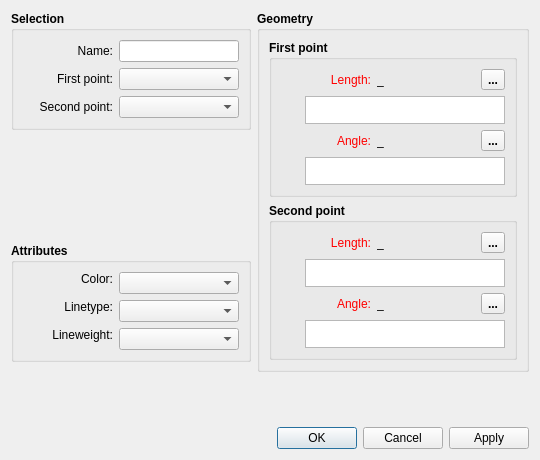
This is src/libs/vtools/dialogs/tools/dialogspline.ui in FashionFreedom/Seamly2D as Qt 5 draws it before an edit. The edited form follows.
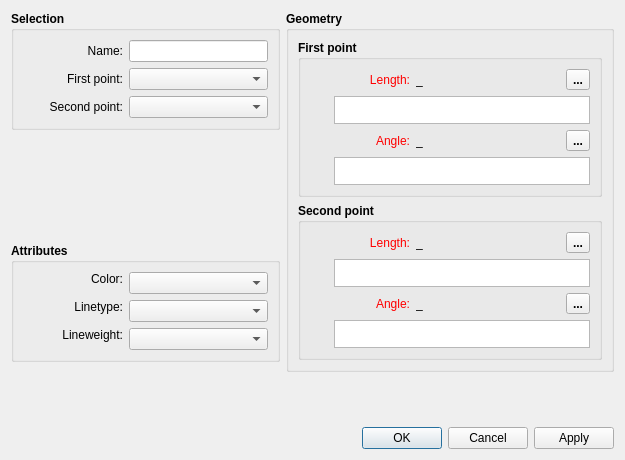
This is the edited form. Icons and pictures are not drawn. Custom widgets are drawn as their Qt base class.

The edit to the form file:
```diff
--- a/src/libs/vtools/dialogs/tools/dialogspline.ui
+++ b/src/libs/vtools/dialogs/tools/dialogspline.ui
@@ -6,7 +6,7 @@
    <rect>
     <x>0</x>
     <y>0</y>
-    <width>540</width>
+    <width>625</width>
     <height>460</height>
    </rect>
   </property>
@@ -67,7 +67,7 @@
              <widget class="QLabel" name="labelName">
               <property name="minimumSize">
                <size>
-                <width>90</width>
+                <width>100</width>
                 <height>0</height>
                </size>
               </property>
@@ -108,7 +108,7 @@
              <widget class="QLabel" name="labelFirstPoint">
               <property name="minimumSize">
                <size>
-                <width>90</width>
+                <width>100</width>
                 <height>0</height>
                </size>
               </property>
@@ -152,7 +152,7 @@
              <widget class="QLabel" name="labelSecondPoint">
               <property name="minimumSize">
                <size>
-                <width>90</width>
+                <width>100</width>
                 <height>0</height>
                </size>
               </property>
@@ -243,7 +243,7 @@
               </property>
               <property name="minimumSize">
                <size>
-                <width>90</width>
+                <width>100</width>
                 <height>0</height>
                </size>
               </property>
@@ -305,7 +305,7 @@
               </property>
               <property name="minimumSize">
                <size>
-                <width>90</width>
+                <width>100</width>
                 <height>0</height>
                </size>
               </property>
@@ -361,7 +361,7 @@
               </property>
               <property name="minimumSize">
                <size>
-                <width>90</width>
+                <width>100</width>
                 <height>0</height>
                </size>
               </property>
@@ -450,7 +450,7 @@
                </property>
                <property name="minimumSize">
                 <size>
-                 <width>90</width>
+                 <width>100</width>
                  <height>0</height>
                 </size>
                </property>
@@ -540,7 +540,7 @@
                </property>
                <property name="sizeHint" stdset="0">
                 <size>
-                 <width>40</width>
+                 <width>10</width>
                  <height>20</height>
                 </size>
                </property>
@@ -647,7 +647,7 @@
                </property>
                <property name="minimumSize">
                 <size>
-                 <width>90</width>
+                 <width>100</width>
                  <height>0</height>
                 </size>
                </property>
@@ -737,7 +737,7 @@
                </property>
                <property name="sizeHint" stdset="0">
                 <size>
-                 <width>40</width>
+                 <width>10</width>
                  <height>20</height>
                 </size>
                </property>
@@ -859,7 +859,7 @@
                </property>
                <property name="minimumSize">
                 <size>
-                 <width>90</width>
+                 <width>100</width>
                  <height>0</height>
                 </size>
                </property>
@@ -949,7 +949,7 @@
                </property>
                <property name="sizeHint" stdset="0">
                 <size>
-                 <width>40</width>
+                 <width>10</width>
                  <height>20</height>
                 </size>
                </property>
@@ -1056,7 +1056,7 @@
                </property>
                <property name="minimumSize">
                 <size>
-                 <width>90</width>
+                 <width>100</width>
                  <height>0</height>
                 </size>
                </property>
@@ -1146,7 +1146,7 @@
                </property>
                <property name="sizeHint" stdset="0">
                 <size>
-                 <width>40</width>
+                 <width>10</width>
                  <height>20</height>
                 </size>
                </property>
```
